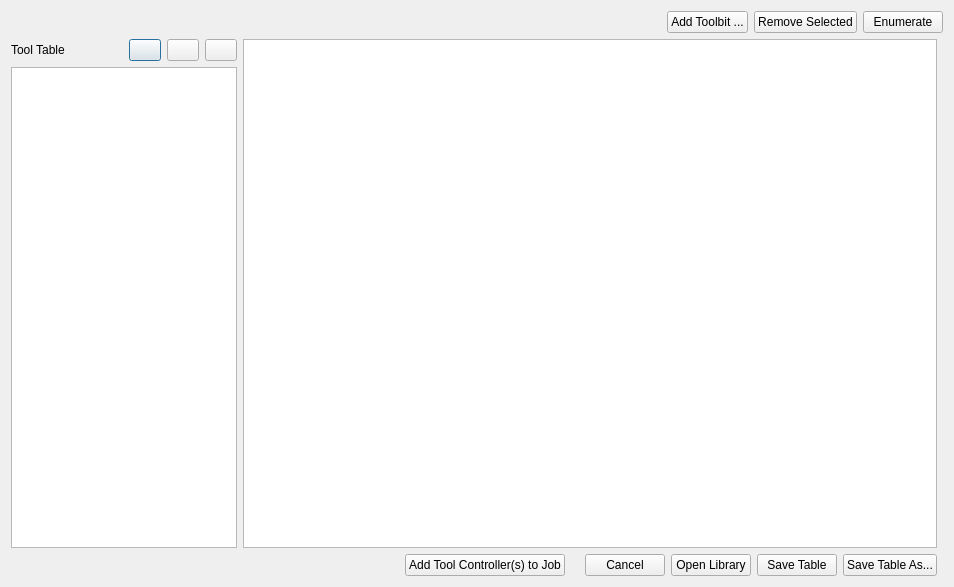
Above: src/Mod/Path/Gui/Resources/panels/ToolBitLibraryEdit.ui from berndhahnebach/All_FreeCAD before the change. Below: the same form after it.
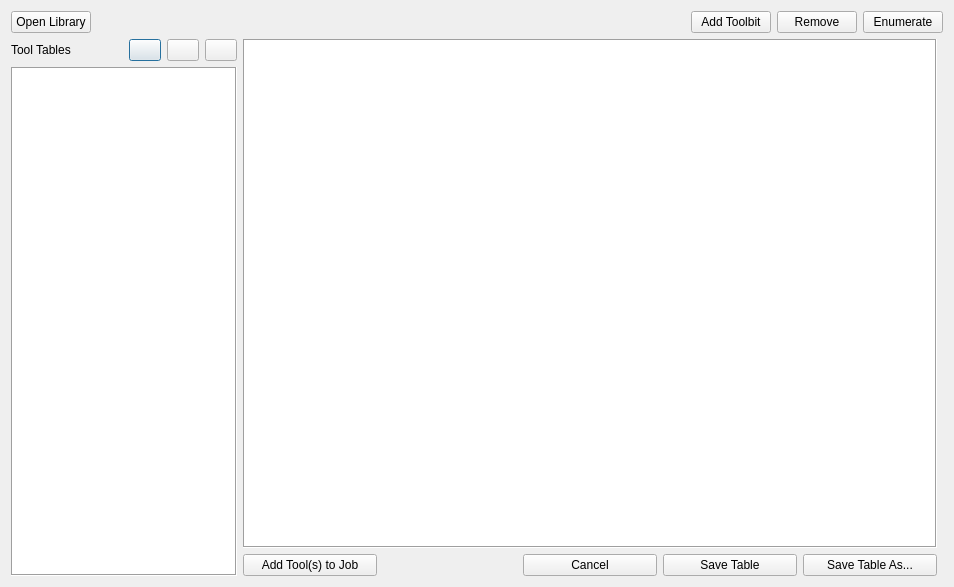
That is the form after the change. Icons and pictures are not drawn.

Commit message: Rearranged UI and improved library handling

Patch:
```diff
--- a/src/Mod/Path/Gui/Resources/panels/ToolBitLibraryEdit.ui
+++ b/src/Mod/Path/Gui/Resources/panels/ToolBitLibraryEdit.ui
@@ -63,7 +63,7 @@
              <item>
               <widget class="QLabel" name="ToolTable">
                <property name="text">
-                <string>Tool Table</string>
+                <string>Tool Tables</string>
                </property>
               </widget>
              </item>
@@ -130,11 +130,23 @@
             </layout>
            </item>
            <item>
-            <widget class="QListWidget" name="TableList"/>
+            <widget class="QListWidget" name="TableList">
+             <property name="frameShape">
+              <enum>QFrame::Box</enum>
+             </property>
+            </widget>
            </item>
           </layout>
          </widget>
         </item>
+        <item>
+         <layout class="QVBoxLayout" name="verticalLayout_2">
+          <property name="leftMargin">
+           <number>0</number>
+          </property>
+          <property name="bottomMargin">
+           <number>0</number>
+          </property>
         <item>
          <widget class="QTableView" name="toolTable">
           <property name="acceptDrops">
@@ -143,6 +155,18 @@
           <property name="toolTip">
            <string>&lt;html&gt;&lt;head/&gt;&lt;body&gt;&lt;p&gt;Table of Tool Bits of the library.&lt;/p&gt;&lt;/body&gt;&lt;/html&gt;</string>
           </property>
+            <property name="frameShape">
+             <enum>QFrame::Box</enum>
+            </property>
+            <property name="frameShadow">
+             <enum>QFrame::Sunken</enum>
+            </property>
+            <property name="lineWidth">
+             <number>1</number>
+            </property>
+            <property name="midLineWidth">
+             <number>0</number>
+            </property>
           <property name="dragEnabled">
            <bool>true</bool>
           </property>
@@ -163,30 +187,12 @@
           </attribute>
          </widget>
         </item>
-       </layout>
-      </item>
-     </layout>
-    </widget>
-   </item>
-   <item row="3" column="0">
+          <item>
     <layout class="QHBoxLayout" name="horizontalLayout_3">
-     <item>
-      <spacer name="horizontalSpacer">
-       <property name="orientation">
-        <enum>Qt::Horizontal</enum>
-       </property>
-       <property name="sizeHint" stdset="0">
-        <size>
-         <width>40</width>
-         <height>20</height>
-        </size>
-       </property>
-      </spacer>
-     </item>
      <item>
       <widget class="QPushButton" name="addToolController">
        <property name="text">
-        <string>Add Tool Controller(s) to Job</string>
+               <string>Add Tool(s) to Job</string>
        </property>
        <property name="icon">
         <iconset resource="../../../../../Gui/Icons/resource.qrc">
@@ -204,7 +210,7 @@
        </property>
        <property name="sizeHint" stdset="0">
         <size>
-         <width>14</width>
+                <width>140</width>
          <height>20</height>
         </size>
        </property>
@@ -224,17 +230,6 @@
        </property>
       </widget>
      </item>
-     <item>
-      <widget class="QPushButton" name="libraryOpen">
-       <property name="text">
-        <string>Open Library</string>
-       </property>
-       <property name="icon">
-        <iconset resource="../../../../../Gui/Icons/resource.qrc">
-         <normaloff>:/icons/document-open.svg</normaloff>:/icons/document-open.svg</iconset>
-       </property>
-      </widget>
-     </item>
      <item>
       <widget class="QPushButton" name="librarySave">
        <property name="toolTip">
@@ -265,8 +260,26 @@
      </item>
     </layout>
    </item>
+         </layout>
+        </item>
+       </layout>
+      </item>
+     </layout>
+    </widget>
+   </item>
    <item row="0" column="0" colspan="2">
     <layout class="QHBoxLayout" name="horizontalLayout">
+     <item>
+      <widget class="QPushButton" name="libraryOpen">
+       <property name="text">
+        <string>Open Library</string>
+       </property>
+       <property name="icon">
+        <iconset resource="../../../../../Gui/Icons/resource.qrc">
+         <normaloff>:/icons/document-open.svg</normaloff>:/icons/document-open.svg</iconset>
+       </property>
+      </widget>
+     </item>
      <item>
       <spacer name="horizontalSpacer_2">
        <property name="orientation">
@@ -286,7 +299,7 @@
         <string>&lt;html&gt;&lt;head/&gt;&lt;body&gt;&lt;p&gt;Add another Tool Bit to this library.&lt;/p&gt;&lt;p&gt;&lt;br/&gt;&lt;/p&gt;&lt;/body&gt;&lt;/html&gt;</string>
        </property>
        <property name="text">
-        <string>Add Toolbit ...</string>
+        <string>Add Toolbit</string>
        </property>
        <property name="icon">
         <iconset resource="../../../../../Gui/Icons/resource.qrc">
@@ -300,7 +313,7 @@
         <string>&lt;html&gt;&lt;head/&gt;&lt;body&gt;&lt;p&gt;Delete selected Tool Bit(s) from the library.&lt;/p&gt;&lt;p&gt;&lt;br/&gt;&lt;/p&gt;&lt;/body&gt;&lt;/html&gt;</string>
        </property>
        <property name="text">
-        <string>Remove Selected</string>
+        <string>Remove</string>
        </property>
        <property name="icon">
         <iconset resource="../../../../../Gui/Icons/resource.qrc">
```
Lines whose indentation alone changed are shown as unchanged. The commit also changes 3 other files.
